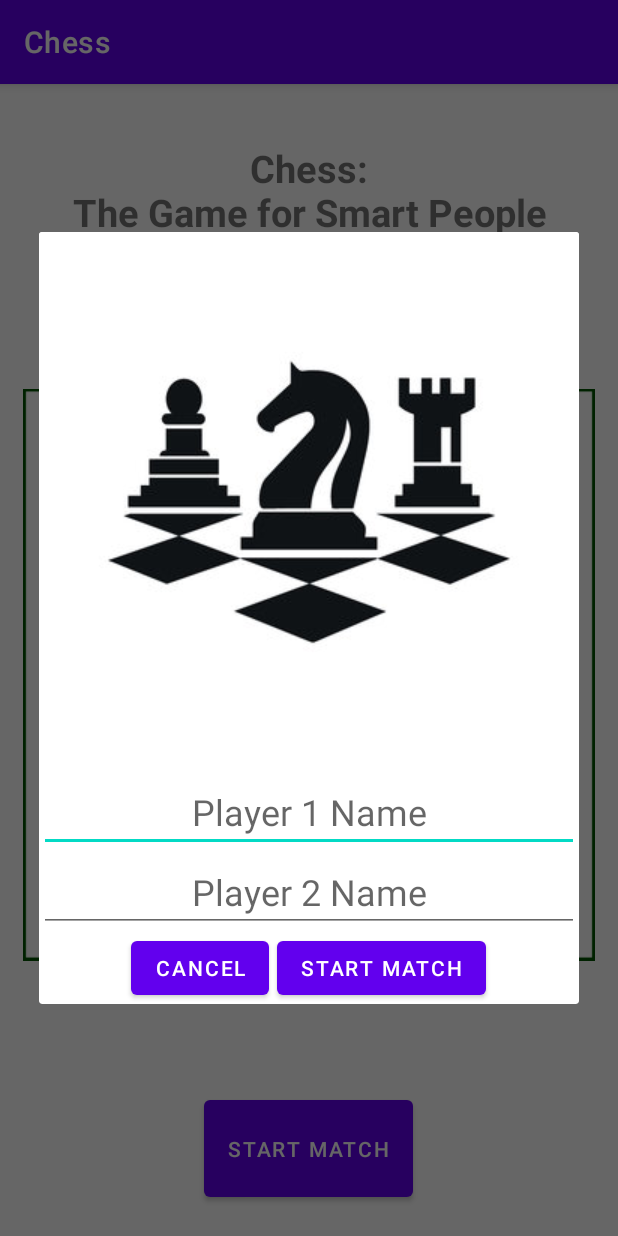
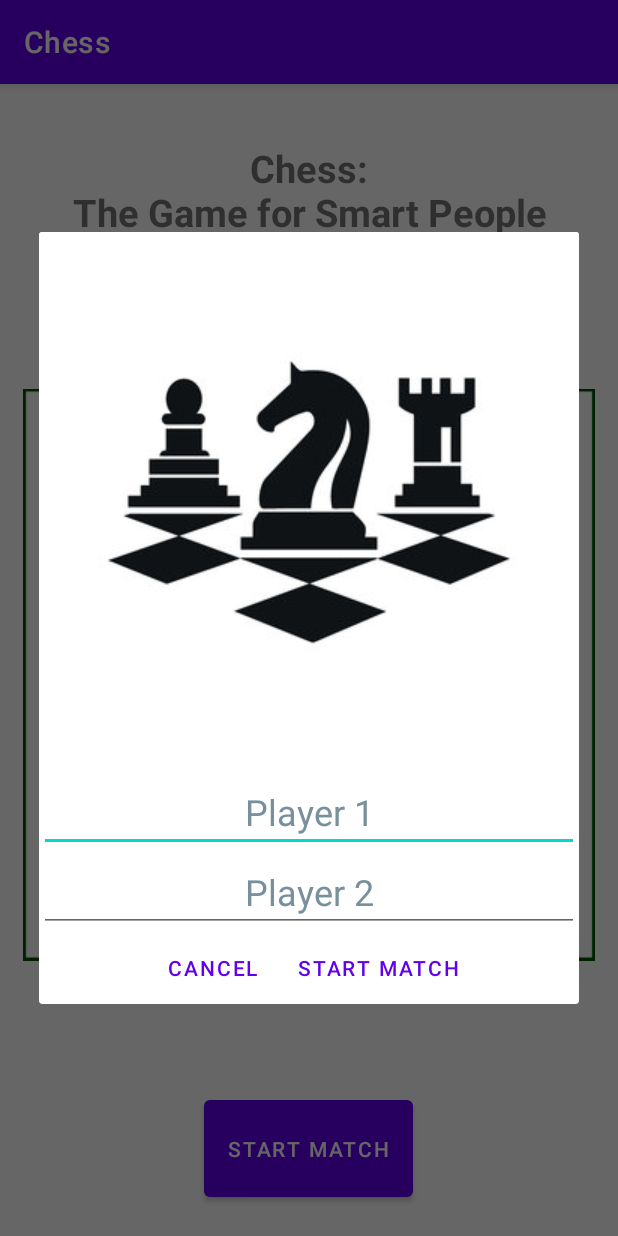
Before and after one commit to GoldenMurrani/ChessApp, an Android app: the screen it shows after launch (MainActivity), after a tap on "START MATCH", on a phone screen of 412 x 824 dp. Run offline under Robolectric (Android 15) with nearby library versions, the light colour scheme and no system bars; Roboto replaces fonts that are not available here.

Commit message:
fixed warnings and finalized layout changes

```diff
--- a/app/src/main/res/layout-land/startpopup.xml
+++ b/app/src/main/res/layout-land/startpopup.xml
@@ -8,6 +8,7 @@
     android:orientation="horizontal">
 
     <ImageView
+        tools:ignore="contentDescription"
         android:id="@+id/startpopupicon"
         android:layout_width="0dp"
         android:layout_height="match_parent"
@@ -27,31 +28,40 @@
             android:layout_width="wrap_content"
             android:layout_height="wrap_content"
             android:gravity="center_horizontal"
-            android:hint="Player 1 Name"
+            android:hint="@string/p1name"
+            android:inputType="text"
             android:saveEnabled="true"
             android:textAlignment="center"
-            android:textSize="20sp" />
+            android:textColorHint="#78909C"
+            android:textSize="20sp"
+            android:autofillHints="" />
 
         <EditText
             android:id="@+id/startpopup_p_two"
             android:layout_width="wrap_content"
             android:layout_height="wrap_content"
             android:gravity="center_horizontal"
-            android:hint="Player 2 Name"
+            android:hint="@string/p2name"
+            android:inputType="text"
+            android:saveEnabled="true"
             android:textAlignment="center"
-            android:textSize="20sp" />
+            android:textColorHint="#78909C"
+            android:textSize="20sp"
+            android:autofillHints="" />
 
         <Button
             android:id="@+id/cancelButton"
             android:layout_width="wrap_content"
             android:layout_height="wrap_content"
-            android:text="Cancel" />
+            android:text="@string/cancel"
+            style="?android:attr/buttonBarButtonStyle" />
 
         <Button
             android:id="@+id/startButton"
             android:layout_width="wrap_content"
             android:layout_height="wrap_content"
-            android:text="Start Match" />
+            android:text="@string/startmatch"
+            style="?android:attr/buttonBarButtonStyle" />
     </LinearLayout>
 
 </LinearLayout>
--- a/app/src/main/res/layout/startpopup.xml
+++ b/app/src/main/res/layout/startpopup.xml
@@ -8,6 +8,7 @@
     android:orientation="vertical">
 
     <ImageView
+        tools:ignore="contentDescription"
         android:id="@+id/startpopupicon"
         android:layout_width="match_parent"
         android:layout_height="0dp"
@@ -19,10 +20,13 @@
         android:layout_width="match_parent"
         android:layout_height="0dp"
         android:layout_weight="1"
+        android:autofillHints=""
         android:gravity="center"
-        android:hint="Player 1 Name"
+        android:hint="@string/p1name"
+        android:inputType="text"
         android:saveEnabled="true"
         android:textAlignment="center"
+        android:textColorHint="#78909C"
         android:textSize="24sp" />
 
     <EditText
@@ -31,10 +35,13 @@
         android:layout_height="0dp"
         android:layout_weight="1"
         android:gravity="center"
-        android:hint="Player 2 Name"
+        android:hint="@string/p2name"
+        android:inputType="text"
         android:saveEnabled="true"
         android:textAlignment="center"
-        android:textSize="24sp" />
+        android:textColorHint="#78909C"
+        android:textSize="24sp"
+        android:autofillHints="" />
 
     <LinearLayout
         android:layout_width="match_parent"
@@ -47,19 +54,16 @@
             android:id="@+id/cancelButton"
             android:layout_width="wrap_content"
             android:layout_height="wrap_content"
-            android:text="Cancel" />
-
-        <FrameLayout
-            android:layout_width="5dp"
-            android:layout_height="0dp">
-
-        </FrameLayout>
+            android:layout_marginEnd="5dp"
+            android:text="@string/cancel"
+            style="?android:attr/buttonBarButtonStyle" />
 
         <Button
             android:id="@+id/startButton"
             android:layout_width="wrap_content"
             android:layout_height="wrap_content"
-            android:text="Start Match" />
+            android:text="@string/startmatch"
+            style="?android:attr/buttonBarButtonStyle" />
 
     </LinearLayout>
 
--- a/app/src/main/res/values/strings.xml
+++ b/app/src/main/res/values/strings.xml
@@ -18,4 +18,8 @@
     <string name="winText">is the Winner! We declare them a true Master of Chess</string>
     <string name="loseText">is the loser.</string>
     <string name="placeholder">placeholder</string>
+    <string name="p1name">Player 1</string>
+    <string name="p2name">Player 2</string>
+    <string name="cancel">Cancel</string>
+    <string name="startmatch">Start Match</string>
 </resources>
```
